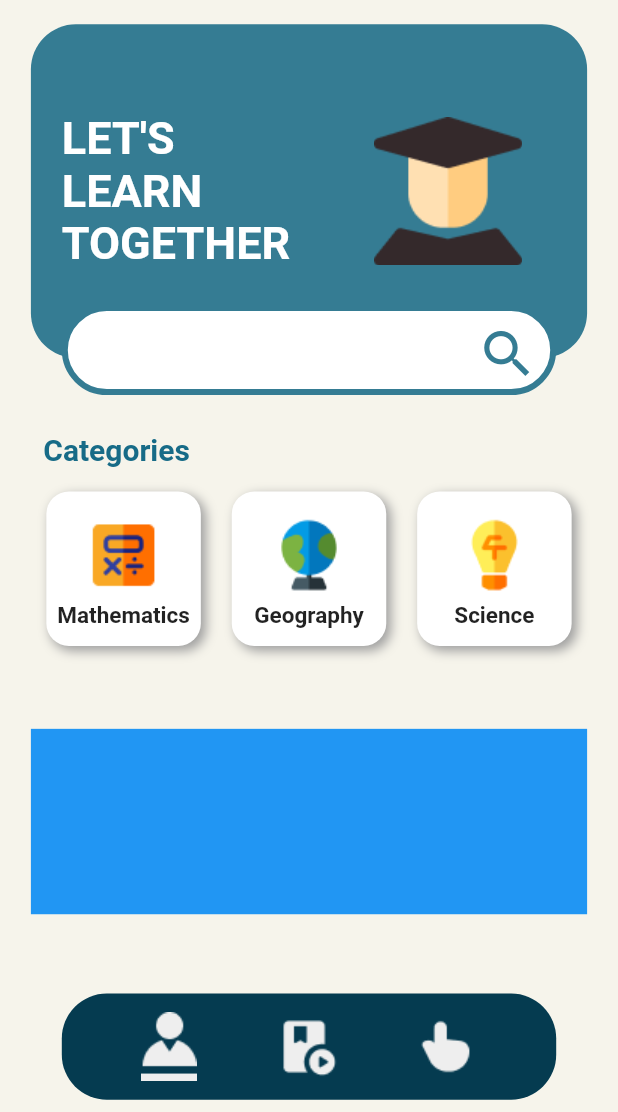
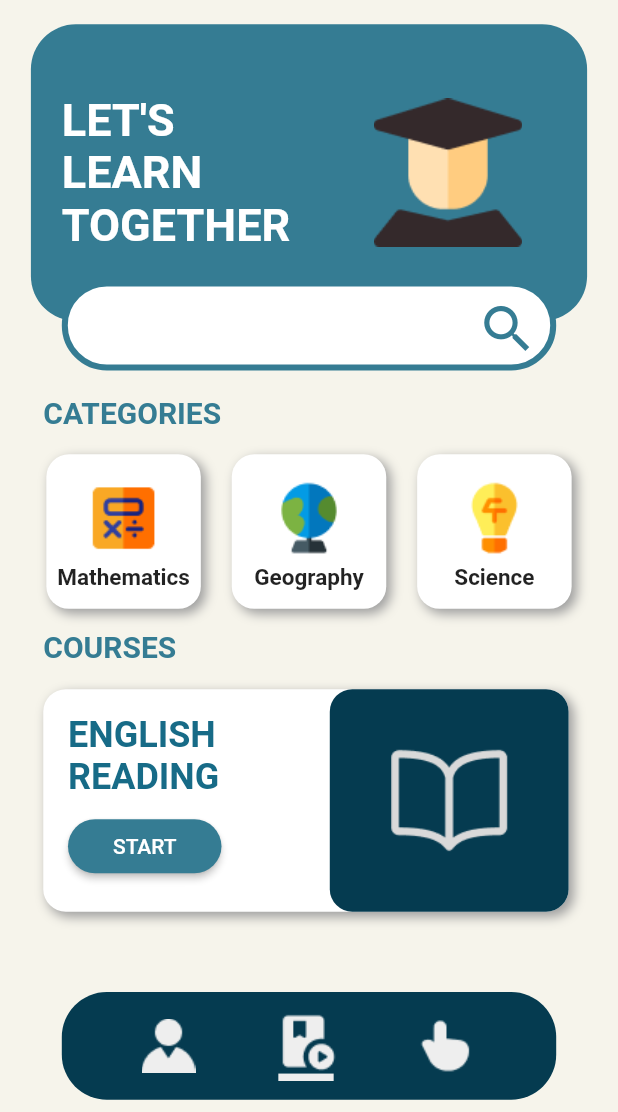
Before and after one commit to HaiderIrfan62/Sign-Saathi, a Flutter app: the LessonPage screen opened directly, on a phone screen of 412 x 824 dp, the part 124-1236 px from its top. Run offline on Flutter 3.47's test engine with Material 2 defaults, Android fonts, the phone set to English and light mode, and no system bars; Roboto replaces fonts that are missing (LemonMilk).

Commit message:
Learn page 95% done

```diff
--- a/lib/main.dart
+++ b/lib/main.dart
@@ -14,7 +14,7 @@ class MyApp extends StatelessWidget {
   Widget build(BuildContext context) {
     return MaterialApp(
       title: 'Sign Saathi',
-      home: const LessonPage(),
+      home: const LandingPage(),
     );
   }
 }
--- a/lib/screens/AvatarPage.dart
+++ b/lib/screens/AvatarPage.dart
@@ -75,6 +75,8 @@ class _AvatarPageState extends State<AvatarPage> {
                 ),
                 SizedBox(height: screenSize.height * 0.10),
                 NavBar(screenSize: screenSize, pageName: PageNameAvatar),
+            SizedBox(height: screenSize.height * 0.01),
+
               ]),
 
         ),
--- a/lib/screens/GestureRecognitionPage.dart
+++ b/lib/screens/GestureRecognitionPage.dart
@@ -50,6 +50,7 @@ class _GestureRecognitionPageState extends State<GestureRecognitionPage> {
             ),
             SizedBox(height: screenSize.height * 0.010),
             NavBar(screenSize: screenSize, pageName: PageNameGestureRecognition),
+            SizedBox(height: screenSize.height * 0.01),
           ],
         ),
       ),
--- a/lib/screens/LessonPage.dart
+++ b/lib/screens/LessonPage.dart
@@ -32,7 +32,7 @@ class _LessonPageState extends State<LessonPage> {
             children: <Widget>[
 Container(
   margin: EdgeInsets.fromLTRB(screenSize.width * 0.05, 0, screenSize.width * 0.05, 0),
-  height: screenSize.height * 0.27,
+  height: screenSize.height * 0.24,
   width: screenSize.width * 0.9, // 1/4th of the screen
   decoration: BoxDecoration(
     color: Color(0xff357C93),
@@ -71,7 +71,7 @@ Container(
         ],
       ),
       Positioned(
-        bottom: -1 * screenSize.height * 0.03, // Position it at the bottom
+        bottom: -1 * screenSize.height * 0.04, // Position it at the bottom
         left: screenSize.width * 0.05, // Offset from the left edge
         right: screenSize.width * 0.05, // Offset from the right edge
         child: Container(
@@ -106,17 +106,17 @@ Container(
     children: [
       // Heading
       Padding(
-        padding: EdgeInsets.all(screenSize.width * 0.02),
+        padding: EdgeInsets.fromLTRB(screenSize.width * 0.02, screenSize.height * 0.01, screenSize.width * 0.02, 0),
         child: Text(
-          'Categories',
+          'CATEGORIES',
           style: TextStyle(
-            color: Color(0xFF176B87),
+            color: Color(0xFF357C93),
             fontSize: 20,
             fontWeight: FontWeight.bold,
           ),
         ),
       ),
-       SizedBox(height: screenSize.height * 0.01),
+       SizedBox(height: screenSize.height * 0.02),
       // Row of square boxes
       Row(
         mainAxisAlignment: MainAxisAlignment.spaceAround,
@@ -131,15 +131,106 @@ Container(
 ),
               // Additional section 2
               Container(
-                margin: EdgeInsets.fromLTRB(screenSize.width*0.05, screenSize.height*0.05, screenSize.width*0.05, 0),
+                margin: EdgeInsets.fromLTRB(screenSize.width*0.05, 0, screenSize.width*0.05, 0),
 
-                height: screenSize.height * 0.15, // Adjust the height as needed
-                color: Colors.blue, // Example color
-                // Add your content for section 2 here
-              ),
-            ],
+                height: screenSize.height * 0.25, // Adjust the height as needed
+                // color: Colors.blue,
+  child: Column(
+    crossAxisAlignment: CrossAxisAlignment.start,
+    children: [
+      // Heading
+      Padding(
+        padding: EdgeInsets.fromLTRB(screenSize.width * 0.02,0 ,screenSize.width * 0.02, 0),
+        child: Text(
+          'COURSES',
+          style: TextStyle(
+            fontSize: 20,
+            fontWeight: FontWeight.bold,
+            color: Color(0xFF357C93),
+
           ),
         ),
+      ),
+      //   Rectangle with rounded edges
+      Container(
+        margin: EdgeInsets.only(left: screenSize.width * 0.02, right: screenSize.width * 0.02, top: screenSize.height * 0.02),
+        width: screenSize.width*0.85,
+        height: screenSize.height *0.18,
+        decoration: BoxDecoration(
+          color: Colors.white,
+          borderRadius: BorderRadius.circular(15.0),
+          boxShadow: [
+        BoxShadow(
+          color: Colors.grey, // Shadow color
+          offset: Offset(3.0, 3.0), // Shadow offset
+          blurRadius: 6.0, // Shadow blur radius
+        ),
+      ],
+        ),
+        child: Row(
+          mainAxisAlignment: MainAxisAlignment.spaceBetween,
+          children: [
+            // Left Section
+            Expanded(
+              flex: 6, // Takes up 60% of the width
+              child: Padding(
+                padding: EdgeInsets.fromLTRB(screenSize.width * 0.04, screenSize.height * 0.02, 0, 0),
+                child: Column(
+                  crossAxisAlignment: CrossAxisAlignment.start,
+                  children: [
+                    Text(
+                      'ENGLISH READING',
+                      style: TextStyle(fontSize: 24, fontWeight: FontWeight.bold, color: Color(0xFF176B87)),
+                    ),
+
+                    SizedBox(height: screenSize.height*0.01),
+                    // Start Button
+                    ElevatedButton(
+
+
+      onPressed: () {
+      },
+
+      child: Text("START", style: TextStyle(fontSize: 14),),
+      style: ElevatedButton.styleFrom(
+        shape: RoundedRectangleBorder(
+            borderRadius: BorderRadius.circular(30)
+        ),
+        backgroundColor: Color(0xFF357C93),
+        padding: EdgeInsets.only(left: 30, top: 8, right: 30, bottom: 8),
+      ),
+    ),
+                  ],
+                ),
+              ),
+            ),
+            // Right Section
+            Expanded(
+              flex: 5, // Takes up 40% of the width
+              child: Container(
+                decoration: BoxDecoration(
+                  color: Color(0xFF053B50),
+                  borderRadius: BorderRadius.circular(15.0),
+                ),
+                child: Center(
+                  child: Container(
+                    width: screenSize.width * 0.2,
+                    height: screenSize.height * 0.2 ,
+                    child: Center(
+                      child: Image.asset('lib/assets/ion_book-outline.png'),
+
+                    ),
+                  ),
+                ),
+              ),
+            ),
+          ],
+        ),
+      ),
+
+    ],
+  ),
+),
 
 
               // child: Column(
@@ -163,13 +254,13 @@ Container(
               // ),
 
             // Rest of the content
-            NavBar(screenSize: screenSize, pageName: PageNameAvatar),
-            SizedBox(height: screenSize.height * 0.01),
 
           ],
         ),
       ),
-    );
+            NavBar(screenSize: screenSize, pageName: PageNameLessons),
+            SizedBox(height: screenSize.height * 0.01),
+    ],),),);
   }
 }
 
```
Also changed, not shown: lib/assets/ion_book-outline.png (added).
